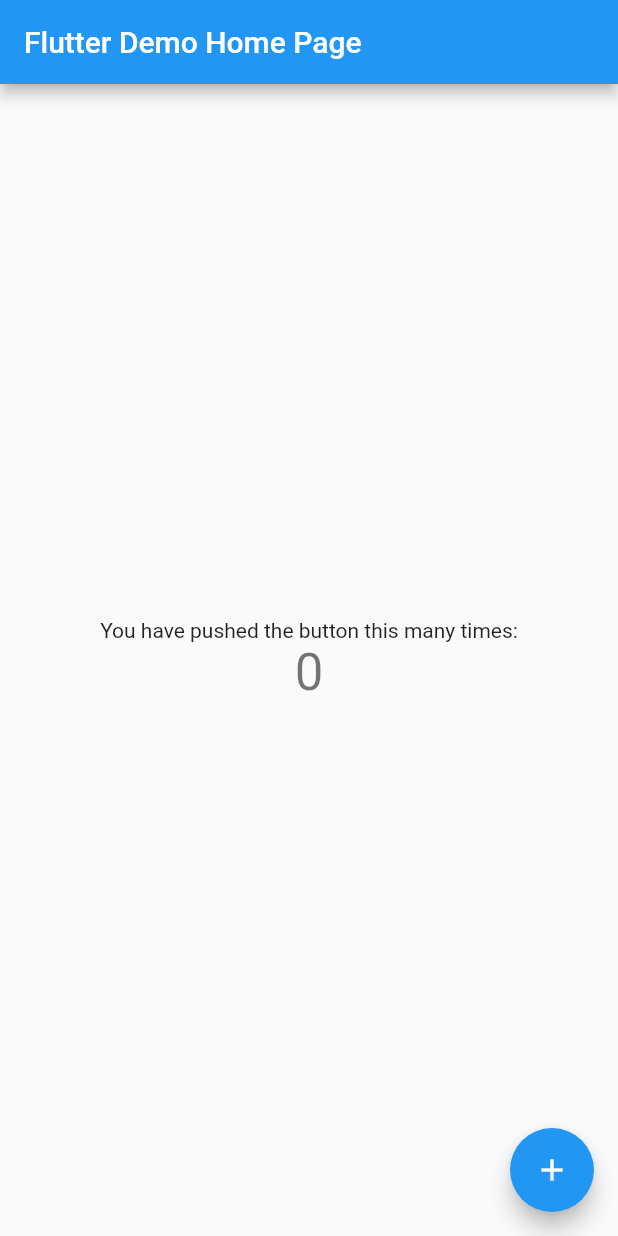
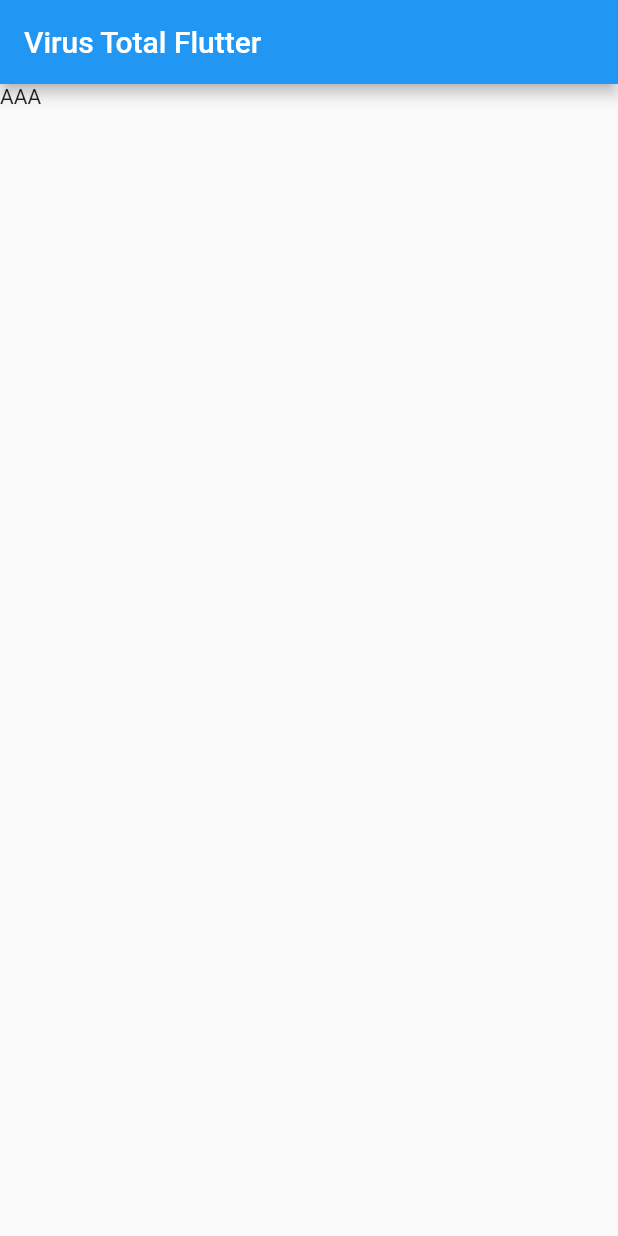
Before and after one commit to BrunoPien/virustotal_scan_flutter, a Flutter app: the screen it shows after launch, on a phone screen of 412 x 824 dp. Run offline on Flutter 3.47's test engine with Material 2 defaults, Android fonts, the phone set to English and light mode, and no system bars.

Commit message:
Inicio
Inicial

```diff
--- /dev/null
+++ b/lib/Screen/SendFileScreen.dart
@@ -0,0 +1,19 @@
+import 'package:flutter/material.dart';
+
+class SendFileScreen extends StatefulWidget {
+  _SendFileScreenState createState() => _SendFileScreenState();
+}
+
+class _SendFileScreenState extends State<SendFileScreen> {
+  @override
+  Widget build(BuildContext context) {
+    return Container(
+       child: Scaffold(
+         appBar: AppBar(
+           title: Text("Virus Total Flutter"),
+         ),
+         body: Text('AAA'),
+       ),
+    );
+  }
+}
--- a/lib/main.dart
+++ b/lib/main.dart
@@ -1,111 +1,18 @@
 import 'package:flutter/material.dart';
+import 'package:virustotalscan/Screen/SendFileScreen.dart';
 
 void main() => runApp(MyApp());
 
 class MyApp extends StatelessWidget {
-  // This widget is the root of your application.
+
   @override
   Widget build(BuildContext context) {
     return MaterialApp(
       title: 'Flutter Demo',
       theme: ThemeData(
-        // This is the theme of your application.
-        //
-        // Try running your application with "flutter run". You'll see the
-        // application has a blue toolbar. Then, without quitting the app, try
-        // changing the primarySwatch below to Colors.green and then invoke
-        // "hot reload" (press "r" in the console where you ran "flutter run",
-        // or simply save your changes to "hot reload" in a Flutter IDE).
-        // Notice that the counter didn't reset back to zero; the application
-        // is not restarted.
         primarySwatch: Colors.blue,
       ),
-      home: MyHomePage(title: 'Flutter Demo Home Page'),
+      home: SendFileScreen()
     );
   }
 }
-
-class MyHomePage extends StatefulWidget {
-  MyHomePage({Key key, this.title}) : super(key: key);
-
-  // This widget is the home page of your application. It is stateful, meaning
-  // that it has a State object (defined below) that contains fields that affect
-  // how it looks.
-
-  // This class is the configuration for the state. It holds the values (in this
-  // case the title) provided by the parent (in this case the App widget) and
-  // used by the build method of the State. Fields in a Widget subclass are
-  // always marked "final".
-
-  final String title;
-
-  @override
-  _MyHomePageState createState() => _MyHomePageState();
-}
-
-class _MyHomePageState extends State<MyHomePage> {
-  int _counter = 0;
-
-  void _incrementCounter() {
-    setState(() {
-      // This call to setState tells the Flutter framework that something has
-      // changed in this State, which causes it to rerun the build method below
-      // so that the display can reflect the updated values. If we changed
-      // _counter without calling setState(), then the build method would not be
-      // called again, and so nothing would appear to happen.
-      _counter++;
-    });
-  }
-
-  @override
-  Widget build(BuildContext context) {
-    // This method is rerun every time setState is called, for instance as done
-    // by the _incrementCounter method above.
-    //
-    // The Flutter framework has been optimized to make rerunning build methods
-    // fast, so that you can just rebuild anything that needs updating rather
-    // than having to individually change instances of widgets.
-    return Scaffold(
-      appBar: AppBar(
-        // Here we take the value from the MyHomePage object that was created by
-        // the App.build method, and use it to set our appbar title.
-        title: Text(widget.title),
-      ),
-      body: Center(
-        // Center is a layout widget. It takes a single child and positions it
-        // in the middle of the parent.
-        child: Column(
-          // Column is also layout widget. It takes a list of children and
-          // arranges them vertically. By default, it sizes itself to fit its
-          // children horizontally, and tries to be as tall as its parent.
-          //
-          // Invoke "debug painting" (press "p" in the console, choose the
-          // "Toggle Debug Paint" action from the Flutter Inspector in Android
-          // Studio, or the "Toggle Debug Paint" command in Visual Studio Code)
-          // to see the wireframe for each widget.
-          //
-          // Column has various properties to control how it sizes itself and
-          // how it positions its children. Here we use mainAxisAlignment to
-          // center the children vertically; the main axis here is the vertical
-          // axis because Columns are vertical (the cross axis would be
-          // horizontal).
-          mainAxisAlignment: MainAxisAlignment.center,
-          children: <Widget>[
-            Text(
-              'You have pushed the button this many times:',
-            ),
-            Text(
-              '$_counter',
-              style: Theme.of(context).textTheme.display1,
-            ),
-          ],
-        ),
-      ),
-      floatingActionButton: FloatingActionButton(
-        onPressed: _incrementCounter,
-        tooltip: 'Increment',
-        child: Icon(Icons.add),
-      ), // This trailing comma makes auto-formatting nicer for build methods.
-    );
-  }
-}
--- a/pubspec.yaml
+++ b/pubspec.yaml
@@ -19,6 +19,7 @@ dependencies:
   # The following adds the Cupertino Icons font to your application.
   # Use with the CupertinoIcons class for iOS style icons.
   cupertino_icons: ^0.1.2
+  http: any
 
 dev_dependencies:
   flutter_test:
```
Also changed, not shown: pubspec.lock, 1 other file.
